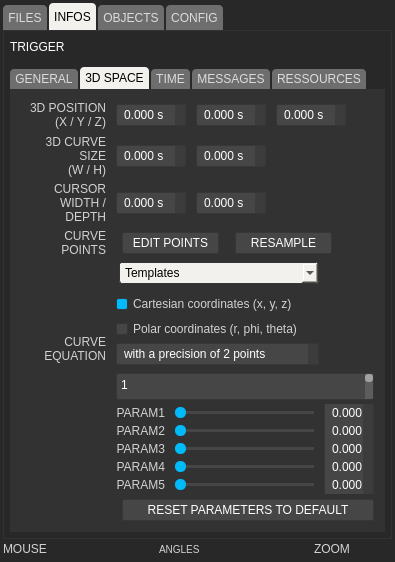
buzzinglight/IanniX, file gui/uiinspector.ui: the form before one commit.
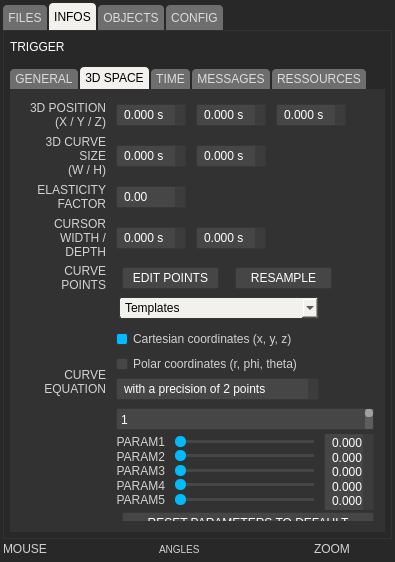
The form after the commit. The open tabs and pages were chosen to show the change. Icons and pictures are not drawn. Custom widgets are drawn as their Qt base class.

```diff
--- a/gui/uiinspector.ui
+++ b/gui/uiinspector.ui
@@ -1489,6 +1489,89 @@
                 </item>
                </layout>
               </item>
+              <item>
+               <layout class="QHBoxLayout" name="horizontalLayout_38">
+                <property name="spacing">
+                 <number>10</number>
+                </property>
+                <item>
+                 <widget class="QLabel" name="intertiaLabel">
+                  <property name="minimumSize">
+                   <size>
+                    <width>85</width>
+                    <height>20</height>
+                   </size>
+                  </property>
+                  <property name="maximumSize">
+                   <size>
+                    <width>85</width>
+                    <height>16777215</height>
+                   </size>
+                  </property>
+                  <property name="text">
+                   <string>ELASTICITY
+FACTOR</string>
+                  </property>
+                  <property name="alignment">
+                   <set>Qt::AlignRight|Qt::AlignTrailing|Qt::AlignVCenter</set>
+                  </property>
+                  <property name="wordWrap">
+                   <bool>true</bool>
+                  </property>
+                  <property name="buddy">
+                   <cstring>sizeWSpin</cstring>
+                  </property>
+                 </widget>
+                </item>
+                <item>
+                 <widget class="QDoubleSpinBox" name="intertiaSpin">
+                  <property name="minimumSize">
+                   <size>
+                    <width>70</width>
+                    <height>30</height>
+                   </size>
+                  </property>
+                  <property name="maximumSize">
+                   <size>
+                    <width>70</width>
+                    <height>16777215</height>
+                   </size>
+                  </property>
+                  <property name="toolTip">
+                   <string>Set a factor of elasticity making the curve &quot;elastic&quot; while moving points</string>
+                  </property>
+                  <property name="suffix">
+                   <string notr="true"/>
+                  </property>
+                  <property name="decimals">
+                   <number>2</number>
+                  </property>
+                  <property name="minimum">
+                   <double>0.000000000000000</double>
+                  </property>
+                  <property name="maximum">
+                   <double>999999.000000000000000</double>
+                  </property>
+                  <property name="singleStep">
+                   <double>0.100000000000000</double>
+                  </property>
+                 </widget>
+                </item>
+                <item>
+                 <spacer name="horizontalSpacer_22">
+                  <property name="orientation">
+                   <enum>Qt::Horizontal</enum>
+                  </property>
+                  <property name="sizeHint" stdset="0">
+                   <size>
+                    <width>40</width>
+                    <height>1</height>
+                   </size>
+                  </property>
+                 </spacer>
+                </item>
+               </layout>
+              </item>
               <item>
                <layout class="QHBoxLayout" name="horizontalLayout_18">
                 <property name="spacing">
```
Left out of the diff: 190 changed lines with no effect on the pictures.
